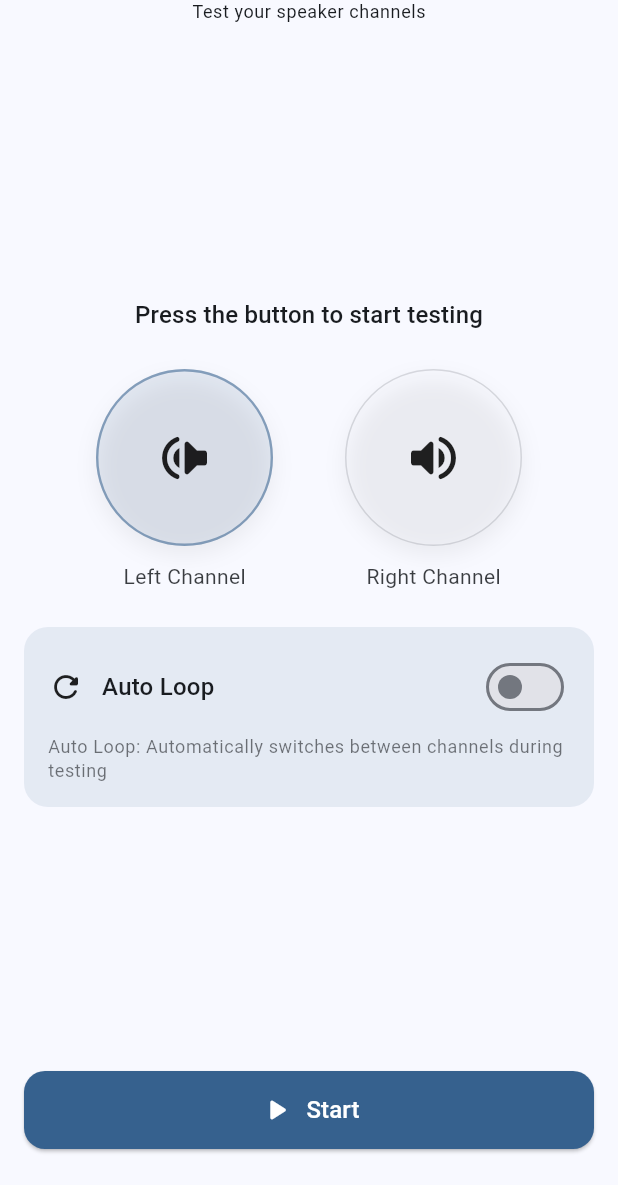
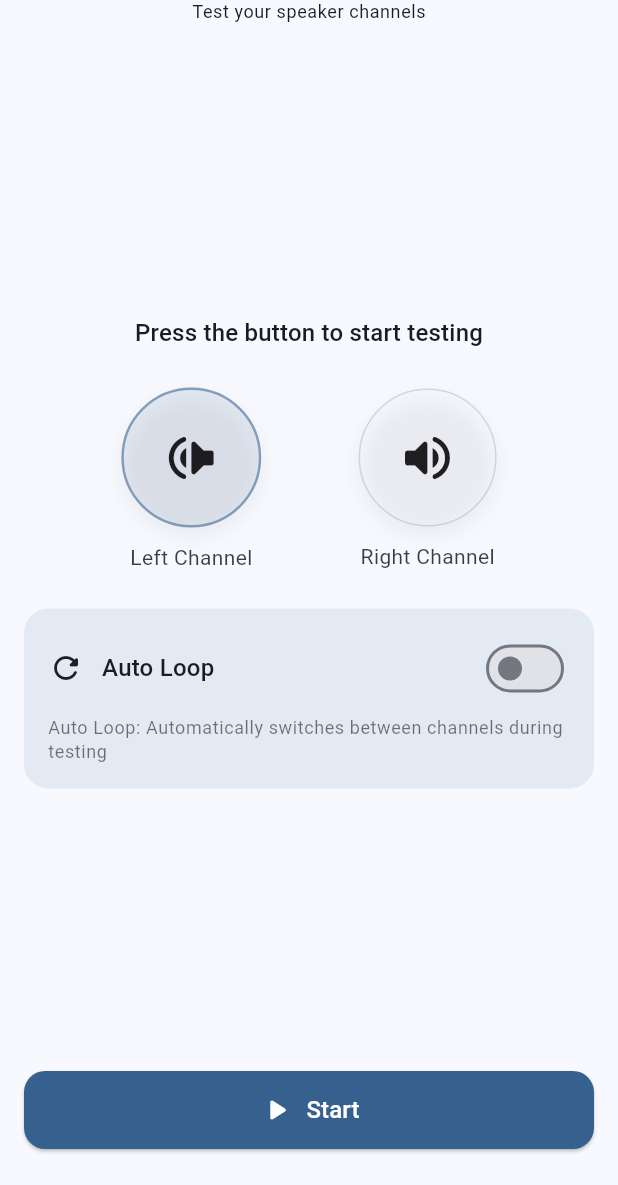
Before and after one commit to esrabetulozcann/Water-Eject-App, a Flutter app: the StereoView screen opened by its route, on a phone screen of 412 x 824 dp, the part 51-1236 px from its top. Run offline on Flutter 3.47's test engine with Material 3 defaults, Android fonts, the phone set to English and light mode, and no system bars; our stand-ins replace easy_localization, equatable, flutter_bloc, get_it, google_mobile_ads, in_app_review and 7 more; missing offline and left inert: noise_meter, volume_controller; accounts and stored records are empty.

Commit message:
feat: Update app icons and improve UI components
- Updated various app icon images in the iOS asset catalog.
- Refactored app navigation to use AppRouter for better maintainability.
- Enhanced UI components in the onboarding, cleaner, and stereo views for improved user experience.
- Added new settings options and integrated privacy policy link.
- Removed unused premium service and paywall-related code.
- Updated dependencies in pubspec.yaml and pubspec.lock for better performance and features.

```diff
--- a/lib/app/common/router/app_router.dart
+++ b/lib/app/common/router/app_router.dart
@@ -1,12 +1,16 @@
 import 'package:flutter/material.dart';
+import 'package:water_eject/app/features/presentation/about/views/about_view.dart';
 import 'package:water_eject/app/features/presentation/cleaner/views/cleaner_shell.dart';
 import 'package:water_eject/app/features/presentation/onboarding/views/onboarding_view.dart';
+import 'package:water_eject/app/features/presentation/setting/views/setting_view.dart';
 import 'package:water_eject/app/features/presentation/stereo/views/stereo_view.dart';
 
 class AppRouter {
   static const String onboarding = '/onboarding';
   static const String cleaner = '/cleaner';
   static const String stereo = '/stereo';
+  static const String setting = '/setting';
+  static const String about = '/about';
 
   static Route<dynamic> generateRoute(RouteSettings settings) {
     switch (settings.name) {
@@ -16,6 +20,10 @@ class AppRouter {
         return MaterialPageRoute(builder: (_) => const CleanerShell());
       case stereo:
         return MaterialPageRoute(builder: (_) => const StereoView());
+      case setting:
+        return MaterialPageRoute(builder: (_) => const SettingView());
+      case about:
+        return MaterialPageRoute(builder: (_) => const AboutView());
       default:
         return MaterialPageRoute(
           builder: (_) => Scaffold(
--- a/lib/app/features/presentation/cleaner/widgets/cleaner_app_bar.dart
+++ b/lib/app/features/presentation/cleaner/widgets/cleaner_app_bar.dart
@@ -1,8 +1,8 @@
 import 'package:easy_localization/easy_localization.dart';
 import 'package:flutter/material.dart';
 import 'package:water_eject/app/common/constant/localization_keys.dart';
+import 'package:water_eject/app/common/router/app_router.dart';
 import 'package:water_eject/app/common/widgets/common_app_bar.dart';
-import 'package:water_eject/app/features/presentation/setting/views/setting_view.dart';
 
 class CleanerAppBar extends StatelessWidget implements PreferredSizeWidget {
   const CleanerAppBar({super.key});
@@ -19,7 +19,8 @@ class CleanerAppBar extends StatelessWidget implements PreferredSizeWidget {
       subtitle: LocaleKeys.ctaSubtitle.tr(),
       showSettings: true,
       onSettingsPressed: () {
-        Navigator.push(
+        AppRouter.push(context, AppRouter.setting);
+        /*Navigator.push(
           context,
           MaterialPageRoute(
             builder: (context) {
@@ -27,6 +28,7 @@ class CleanerAppBar extends StatelessWidget implements PreferredSizeWidget {
             },
           ),
         );
+        */
       },
     );
   }
--- a/lib/app/features/presentation/setting/widgets/setting_app_bar.dart
+++ b/lib/app/features/presentation/setting/widgets/setting_app_bar.dart
@@ -2,6 +2,7 @@ import 'package:easy_localization/easy_localization.dart';
 import 'package:flutter/material.dart';
 import 'package:water_eject/app/common/constant/app_icons.dart';
 import 'package:water_eject/app/common/constant/localization_keys.dart';
+import 'package:water_eject/app/common/router/app_router.dart';
 import 'package:water_eject/app/common/widgets/common_app_bar.dart';
 
 class SettingAppBar extends StatelessWidget implements PreferredSizeWidget {
@@ -12,7 +13,7 @@ class SettingAppBar extends StatelessWidget implements PreferredSizeWidget {
     return CommonAppBar(
       leading: IconButton(
         onPressed: () {
-          Navigator.pop(context);
+          AppRouter.pop(context);
         },
         icon: Icon(AppIcons.chevronLeft.iconData),
       ),
--- a/lib/app/features/presentation/stereo/views/stereo_view.dart
+++ b/lib/app/features/presentation/stereo/views/stereo_view.dart
@@ -19,15 +19,15 @@ class StereoView extends StatelessWidget {
   Widget build(BuildContext context) {
     return BlocProvider(
       create: (_) => sl<StereoCubit>(),
-      child: Scaffold(
+      child: Builder(
+        builder: (context) {
+          return Scaffold(
             appBar: const StereoAppBar(),
-
             body: SafeArea(
               child: Padding(
                 padding: const EdgeInsets.symmetric(horizontal: 16),
                 child: Column(
                   children: [
-                // const StereoAppBar(),
                     Expanded(
                       child: Column(
                         mainAxisAlignment: MainAxisAlignment.center,
@@ -40,35 +40,32 @@ class StereoView extends StatelessWidget {
 
                           BlocBuilder<StereoCubit, StereoState>(
                             buildWhen: (p, c) =>
-                            p.active != c.active || p.selected != c.selected,
-                        builder: (_, state) {
-                          final leftSelected =
-                              state.selected == StereoChannel.left;
-                          final rightSelected =
-                              state.selected == StereoChannel.right;
-                          final leftActive =
-                              state.active == StereoChannel.left &&
-                              state.isTesting;
-                          final rightActive =
-                              state.active == StereoChannel.right &&
-                              state.isTesting;
-
+                                p.active != c.active ||
+                                p.selected != c.selected,
+                            builder: (context, state) {
                               return Row(
-                            mainAxisAlignment: MainAxisAlignment.spaceEvenly,
+                                mainAxisAlignment:
+                                    MainAxisAlignment.spaceEvenly,
                                 children: [
                                   ChannelButton(
                                     label: LocaleKeys.stereoLeftChannel.tr(),
                                     side: StereoChannel.left,
-                                isActive: leftActive,
-                                isSelected: leftSelected,
+                                    isActive:
+                                        state.active == StereoChannel.left &&
+                                        state.isTesting,
+                                    isSelected:
+                                        state.selected == StereoChannel.left,
                                     onTap: () =>
                                         context.read<StereoCubit>().tapLeft(),
                                   ),
                                   ChannelButton(
                                     label: LocaleKeys.stereoRightChannel.tr(),
                                     side: StereoChannel.right,
-                                isActive: rightActive,
-                                isSelected: rightSelected,
+                                    isActive:
+                                        state.active == StereoChannel.right &&
+                                        state.isTesting,
+                                    isSelected:
+                                        state.selected == StereoChannel.right,
                                     onTap: () =>
                                         context.read<StereoCubit>().tapRight(),
                                   ),
@@ -81,12 +78,13 @@ class StereoView extends StatelessWidget {
                         ],
                       ),
                     ),
-
                     const StartButton().onlyPadding(bottom: 24),
                   ],
                 ),
               ),
             ),
+          );
+        },
       ),
     );
   }
--- a/lib/app/features/presentation/stereo/widgets/auto_loop_switch.dart
+++ b/lib/app/features/presentation/stereo/widgets/auto_loop_switch.dart
@@ -3,6 +3,7 @@ import 'package:flutter/material.dart';
 import 'package:flutter_bloc/flutter_bloc.dart';
 import 'package:water_eject/app/common/constant/app_icons.dart';
 import 'package:water_eject/app/common/constant/localization_keys.dart';
+import 'package:water_eject/core/extensions/padding_extensions.dart';
 import '../cubit/stereo_cubit.dart';
 import '../cubit/stereo_state.dart';
 
@@ -11,13 +12,11 @@ class AutoLoopSwitch extends StatelessWidget {
 
   @override
   Widget build(BuildContext context) {
-    final theme = Theme.of(context);
-
     return Container(
       width: double.infinity,
       padding: const EdgeInsets.all(16),
       decoration: BoxDecoration(
-        color: theme.colorScheme.primary.withOpacity(0.10),
+        color: Theme.of(context).colorScheme.primary.withOpacity(0.10),
         borderRadius: BorderRadius.circular(16),
       ),
       child: Column(
@@ -25,12 +24,11 @@ class AutoLoopSwitch extends StatelessWidget {
         children: [
           Row(
             children: [
-              Icon(AppIcons.refresh.iconData),
-              const SizedBox(width: 12),
+              Icon(AppIcons.refresh.iconData).onlyPadding(right: 12),
               Expanded(
                 child: Text(
                   LocaleKeys.autoLoop.tr(),
-                  style: theme.textTheme.titleMedium,
+                  style: Theme.of(context).textTheme.titleMedium,
                 ),
               ),
               BlocSelector<StereoCubit, StereoState, bool>(
@@ -44,14 +42,13 @@ class AutoLoopSwitch extends StatelessWidget {
               ),
             ],
           ),
-          const SizedBox(height: 8),
           Text(
             LocaleKeys.autoLoopDescription.tr(),
-            style: theme.textTheme.bodySmall?.copyWith(
-              color: theme.colorScheme.onSurface.withOpacity(0.6),
+            style: Theme.of(context).textTheme.bodySmall?.copyWith(
+              color: Theme.of(context).colorScheme.onSurface.withOpacity(0.6),
             ),
             textAlign: TextAlign.start,
-          ),
+          ).onlyPadding(top: 8),
         ],
       ),
     );
--- a/lib/app/features/presentation/stereo/widgets/channel_button.dart
+++ b/lib/app/features/presentation/stereo/widgets/channel_button.dart
@@ -4,6 +4,7 @@ import 'package:flutter/material.dart';
 import 'package:water_eject/app/common/constant/app_icons.dart';
 import 'package:water_eject/app/common/constant/colors.dart';
 import 'package:water_eject/app/common/enum/stereo_channel_enum.dart';
+import 'package:water_eject/core/extensions/padding_extensions.dart';
 
 class ChannelButton extends StatelessWidget {
   final String label;
@@ -49,8 +50,7 @@ class ChannelButton extends StatelessWidget {
           onTap: onTap,
           child: AnimatedContainer(
             duration: const Duration(milliseconds: 180),
-            width: 118,
-            height: 118,
+            padding: const EdgeInsets.all(25),
             decoration: BoxDecoration(
               shape: BoxShape.circle,
               color: bg,
@@ -90,13 +90,12 @@ class ChannelButton extends StatelessWidget {
                 : Icon(AppIcons.volumeUp.iconData, size: 40),
           ),
         ),
-        const SizedBox(height: 10),
         Text(
           label,
           style: theme.textTheme.bodyMedium?.copyWith(
             color: theme.textTheme.bodyMedium?.color?.withValues(alpha: 0.85),
           ),
-        ),
+        ).onlyPadding(top: 10),
       ],
     );
   }
--- a/lib/app/features/presentation/stereo/widgets/start_button.dart
+++ b/lib/app/features/presentation/stereo/widgets/start_button.dart
@@ -6,16 +6,10 @@ import 'package:water_eject/app/common/constant/localization_keys.dart';
 import '../cubit/stereo_cubit.dart';
 import '../cubit/stereo_state.dart';
 
-import 'package:water_eject/app/features/presentation/paywall/cubit/premium_cubit.dart';
-import 'package:water_eject/app/features/presentation/paywall/views/paywall_page.dart';
-
 class StartButton extends StatelessWidget {
   const StartButton({super.key});
   @override
   Widget build(BuildContext context) {
-    final theme = Theme.of(context);
-    final colors = theme.colorScheme;
-
     return BlocBuilder<StereoCubit, StereoState>(
       buildWhen: (p, c) => p.isTesting != c.isTesting,
       builder: (_, state) {
@@ -25,15 +19,15 @@ class StartButton extends StatelessWidget {
           width: double.infinity,
           child: ElevatedButton.icon(
             style: ElevatedButton.styleFrom(
-              backgroundColor: colors.primary,
-              foregroundColor: colors.onPrimary,
+              backgroundColor: Theme.of(context).colorScheme.primary,
+              foregroundColor: Theme.of(context).colorScheme.onPrimary,
               padding: const EdgeInsets.symmetric(vertical: 14),
               shape: RoundedRectangleBorder(
                 borderRadius: BorderRadius.circular(14),
               ),
             ),
             onPressed: () async {
-              final premium = context.read<PremiumCubit>().state;
+              /* final premium = context.read<PremiumCubit>().state;
               final stereo = context.read<StereoCubit>();
 
               final isOn = context.read<StereoCubit>().state.isTesting;
@@ -42,7 +36,8 @@ class StartButton extends StatelessWidget {
                 final purchased = await PaywallPage.show(context) ?? false;
                 if (!purchased) return;
               }
-
+*/
+              final stereo = context.read<StereoCubit>();
               await stereo.startOrStop();
             },
             icon: Icon(
--- a/lib/core/di/locator.dart
+++ b/lib/core/di/locator.dart
@@ -14,7 +14,6 @@ import 'package:water_eject/app/features/data/cleaner/audio/noise_meter_reposito
 import 'package:water_eject/app/domain/repositories/sound_level_repository.dart';
 import 'package:water_eject/app/features/presentation/db_meter/cubit/dbmeter_cubit.dart';
 import 'package:water_eject/app/features/presentation/onboarding/cubit/onboarding_cubit.dart';
-import 'package:water_eject/app/features/presentation/paywall/cubit/paywall_selection_cubit.dart';
 import 'package:water_eject/app/features/presentation/setting/cubit/setting_cubit.dart';
 import 'package:water_eject/app/features/presentation/stereo/cubit/stereo_cubit.dart';
 import 'package:water_eject/app/features/presentation/tone/cubit/tone_cubit.dart';
@@ -55,7 +54,7 @@ void setupLocator() {
   sl.registerFactory(() => ToneCubit(sl<ITonePlayer>()));
 
   //paywall
-  sl.registerFactory(() => PaywallSelectionCubit());
+  //sl.registerFactory(() => PaywallSelectionCubit());
 
   //Onboarding
   sl.registerFactoryParam<OnboardingCubit, int, void>(
```
Also changed, not shown: lib/app/common/bloc/app_bloc_provider.dart (+3 -5 lines), lib/app/features/presentation/about/views/about_view.dart (+7 -0 lines), lib/app/features/presentation/cleaner/widgets/option_card.dart (+8 -4 lines), lib/app/features/presentation/db_meter/widgets/info_row.dart (+12 -9 lines), lib/app/features/presentation/onboarding/views/onboarding_view.dart (+5 -4 lines), lib/app/features/presentation/onboarding/widgets/onboarding_item.dart (+3 -6 lines), lib/app/features/presentation/setting/views/setting_view.dart (+15 -9 lines), lib/app/features/presentation/tone/widgets/preset_row.dart (+8 -4 lines), pubspec.yaml (+7 -0 lines), assets/images/app_logo.png (added), assets/images/onboarding_three.png, pubspec.lock, 29 other files. Lines whose indentation alone changed are shown as unchanged.
